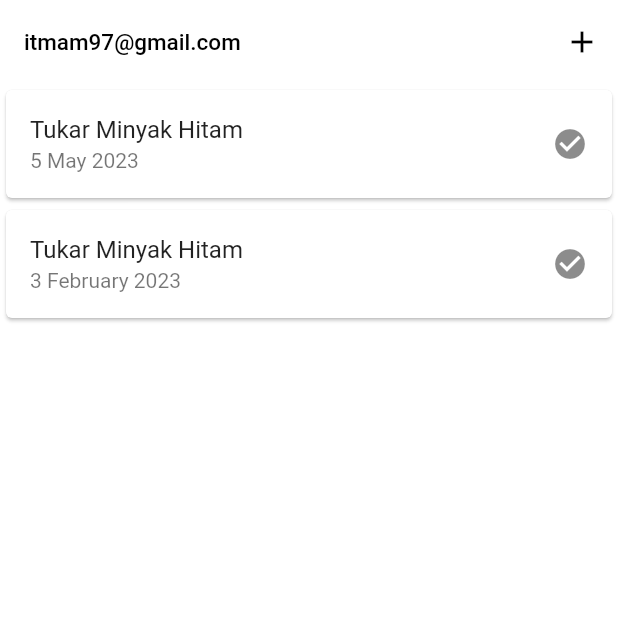
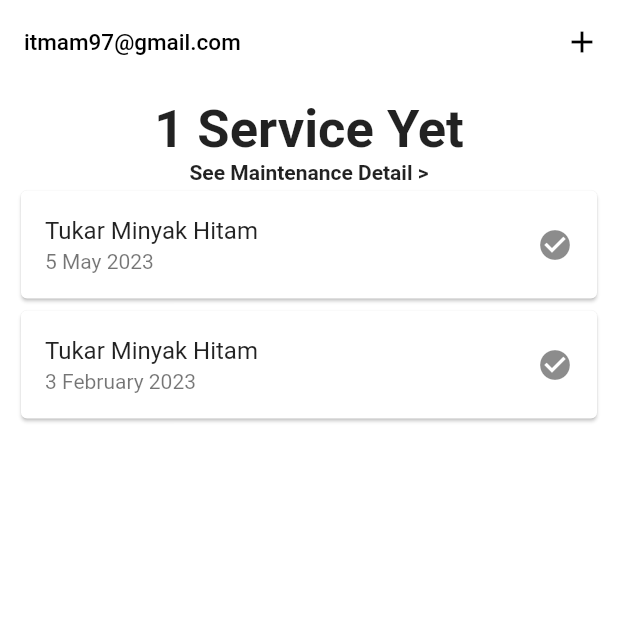
Before and after one commit to imk97/motorMaintenanceApp, a Flutter app: the screen it shows after launch, on a phone screen of 412 x 824 dp, the top half of it. Run offline on Flutter 3.47's test engine with Material 2 defaults, Android fonts, the phone set to English and light mode, and no system bars.

Commit message:
create header

```diff
--- a/lib/main.dart
+++ b/lib/main.dart
@@ -84,9 +84,19 @@ class _MyHomePageState extends State<MyHomePage> {
           IconButton(onPressed: () {}, icon: const Icon(Icons.add))
         ],
       ),
-      body: SafeArea(
+      body: Padding(
+        padding: const EdgeInsets.all(10.0),
         child: Column(
           children: const <Widget>[
+            Text(
+              '1 Service Yet',
+              style: TextStyle(fontWeight: FontWeight.bold, fontSize: 35.0),
+            ),
+            Text(
+              'See Maintenance Detail >',
+              textAlign: TextAlign.center,
+              style: TextStyle(fontWeight: FontWeight.bold),
+            ),
             Card(
               child: ListTile(
                 title: Text('Tukar Minyak Hitam'),
```
